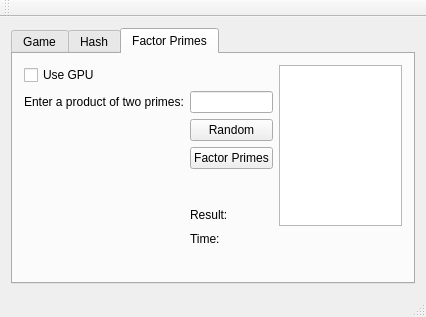
First picture: the form in CapstoneCryptography/forms/mainwindow.ui, repository egandunning/learn-crypto, before the edit.
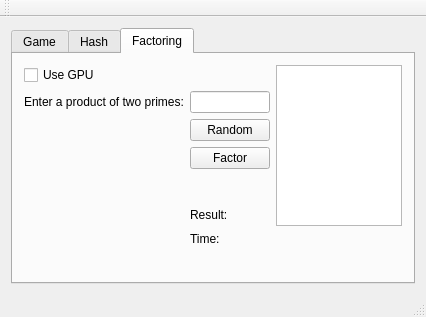
Second picture: the form after the edit.

Commit message: updated button text on factoring tab

Patch:
```diff
--- a/CapstoneCryptography/forms/mainwindow.ui
+++ b/CapstoneCryptography/forms/mainwindow.ui
@@ -127,13 +127,13 @@
       </widget>
       <widget class="QWidget" name="tab_4">
        <attribute name="title">
-        <string>Factor Primes</string>
+        <string>Factoring</string>
        </attribute>
        <layout class="QGridLayout" name="gridLayout_2">
         <item row="3" column="1">
          <widget class="QPushButton" name="factorPrimesButton">
           <property name="text">
-           <string>Factor Primes</string>
+           <string>Factor</string>
           </property>
          </widget>
         </item>
```
